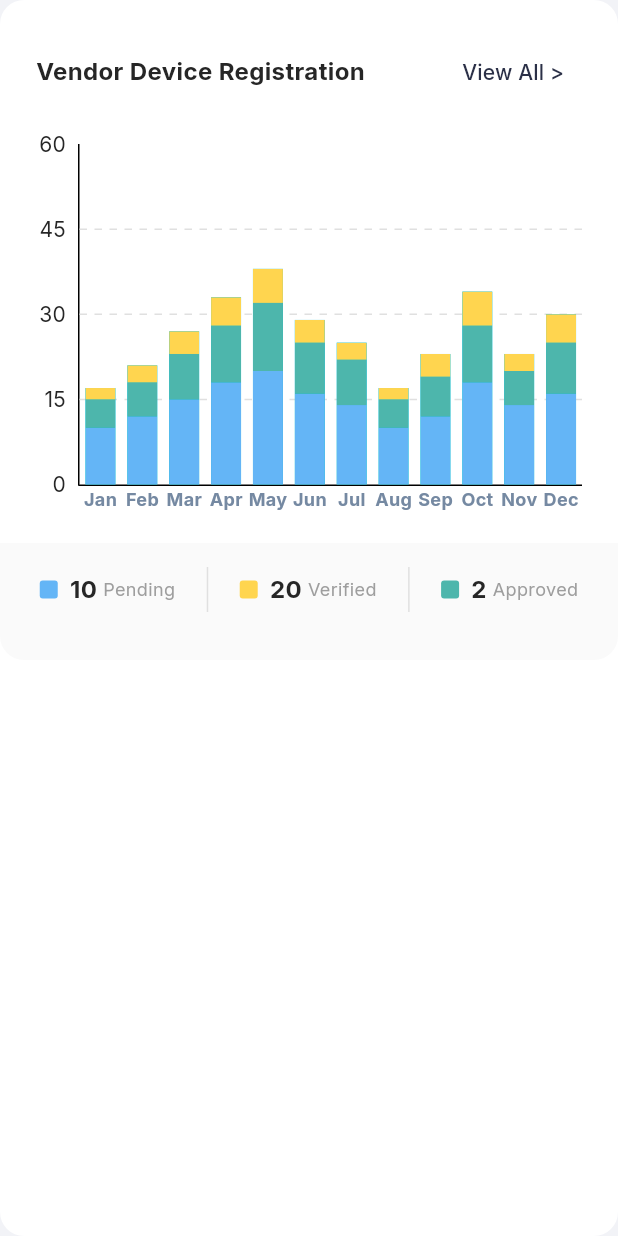
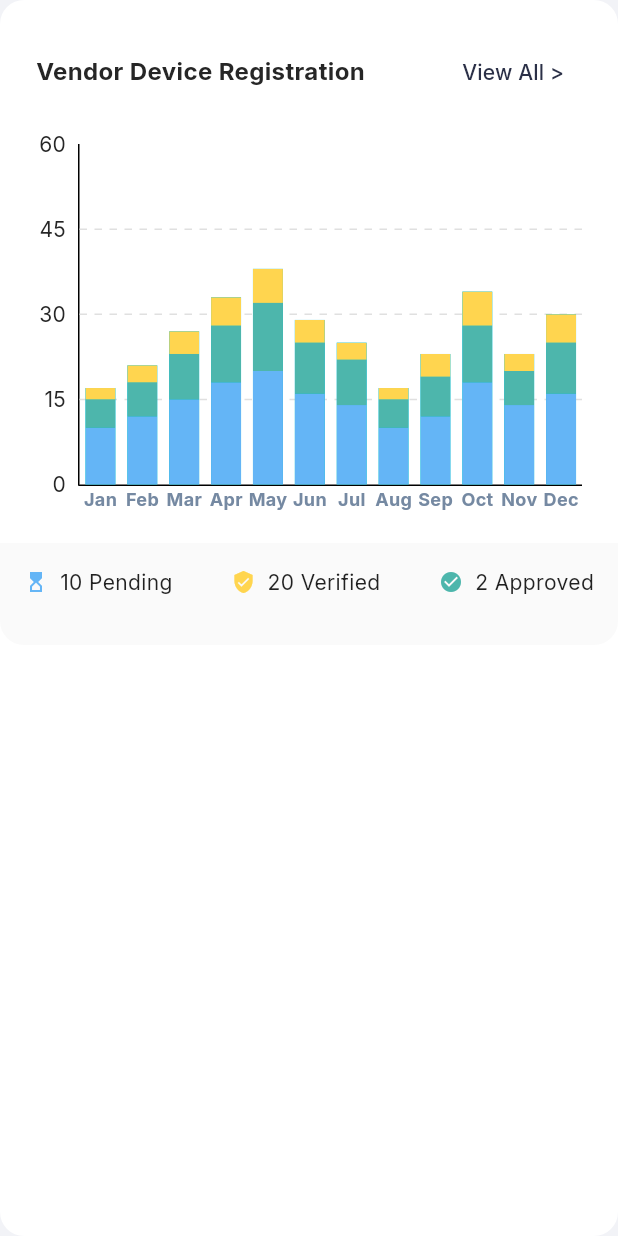
Before and after one commit to hariharan-git1/webhostrax, a Flutter app: the VendorStackedBarChart widget shown alone on an empty page, opened directly, on a phone screen of 412 x 824 dp. Run offline on Flutter 3.47's test engine with Material 3 defaults, Android fonts, the phone set to English and light mode, and no system bars; drawn by our look-alikes of fl_chart; our stand-ins replace google_fonts.

Commit message:
Update chart widths to 50/50 and refine footers

```diff
--- a/lib/screens/dashboard_screen.dart
+++ b/lib/screens/dashboard_screen.dart
@@ -112,15 +112,14 @@ class DashboardScreen extends StatelessWidget {
                           child: Row(
                             crossAxisAlignment: CrossAxisAlignment.stretch,
                             children: [
-                              const Expanded(flex: 2, child: StockBarChart()),
+                              const Expanded(flex: 1, child: StockBarChart()), // Was 2
                               const SizedBox(width: 24),
-                              const Expanded(flex: 3, child: VendorStackedBarChart()),
+                              const Expanded(flex: 1, child: VendorStackedBarChart()), // Was 3
                             ],
                           ),
                         ),
                         const SizedBox(height: 24),
 
-                        // Charts Row 2
                         // Charts Row 2
                         // Charts Row 2 - Active Subscriptions & Device Alerts
                         IntrinsicHeight(
--- a/lib/widgets/charts/vendor_stacked_bar_chart.dart
+++ b/lib/widgets/charts/vendor_stacked_bar_chart.dart
@@ -119,13 +119,11 @@ class VendorStackedBarChart extends StatelessWidget {
              child: Column(
                children: [
                  Row(
-                  mainAxisAlignment: MainAxisAlignment.spaceAround,
+                  mainAxisAlignment: MainAxisAlignment.spaceBetween,
                   children: [
-                    _buildBigLegend('10', 'Pending', const Color(0xFF64B5F6)), // Blue icon in image
-                    Container(height: 30, width: 1, color: Colors.grey.shade300),
-                    _buildBigLegend('20', 'Verified', const Color(0xFFFFD54F)), // Yellow
-                    Container(height: 30, width: 1, color: Colors.grey.shade300),
-                    _buildBigLegend('2', 'Approved', const Color(0xFF4DB6AC)), // Teal
+                    _buildIconStat(const Color(0xFF64B5F6), Icons.hourglass_top, '10 Pending'),
+                    _buildIconStat(const Color(0xFFFFD54F), Icons.verified_user, '20 Verified'),
+                    _buildIconStat(const Color(0xFF4DB6AC), Icons.check_circle, '2 Approved'),
                   ],
                 ),
                 const SizedBox(height: 16),
@@ -155,21 +153,12 @@ class VendorStackedBarChart extends StatelessWidget {
     );
   }
 
-   Widget _buildBigLegend(String value, String label, Color iconColor) {
+  Widget _buildIconStat(Color color, IconData icon, String text) {
     return Row(
       children: [
-         Container(
-           width: 12,
-           height: 12,
-           decoration: BoxDecoration(
-             color: iconColor,
-             borderRadius: BorderRadius.circular(2),
-           )
-         ),
-         const SizedBox(width: 8),
-         Text(value, style: const TextStyle(fontSize: 16, fontWeight: FontWeight.bold)),
-         const SizedBox(width: 4),
-         Text(label, style: const TextStyle(fontSize: 12, color: Colors.grey)),
+        Icon(icon, color: color, size: 16),
+        const SizedBox(width: 8),
+        Text(text, style: const TextStyle(fontSize: 14, color: Colors.black87)),
       ],
     );
   }
```
Also changed, not shown: lib/widgets/charts/stock_bar_chart.dart (+7 -18 lines).
